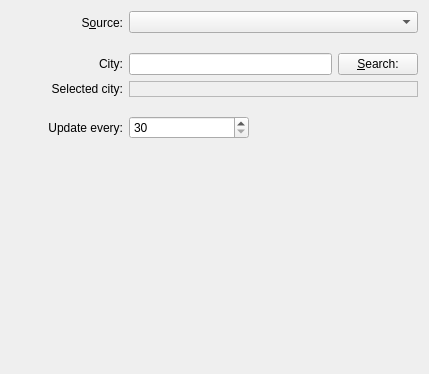
Before: the Qt Designer form applets/weather/weatherLocations.ui in KDE/kdeplasma-addons, drawn with Qt 5.
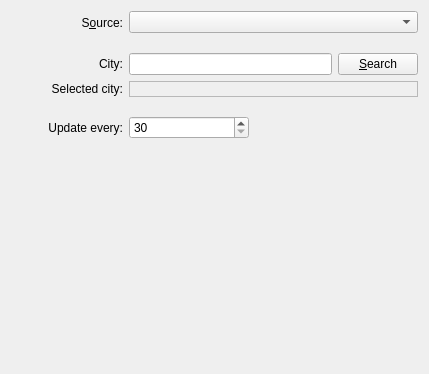
After: the same form once the commit is applied. Custom widgets are drawn as their Qt base class.

Commit message: no need for the : here fixuifiles

Diff of the .ui file:
```diff
--- a/applets/weather/weatherLocations.ui
+++ b/applets/weather/weatherLocations.ui
@@ -137,8 +137,8 @@
          <verstretch>0</verstretch>
         </sizepolicy>
        </property>
-       <property name="text" >
-        <string>&amp;Search:</string>
+       <property name="text">
+        <string>&amp;Search</string>
        </property>
       </widget>
      </item>
```
Left out of the diff: 181 changed lines with no effect on the pictures.
